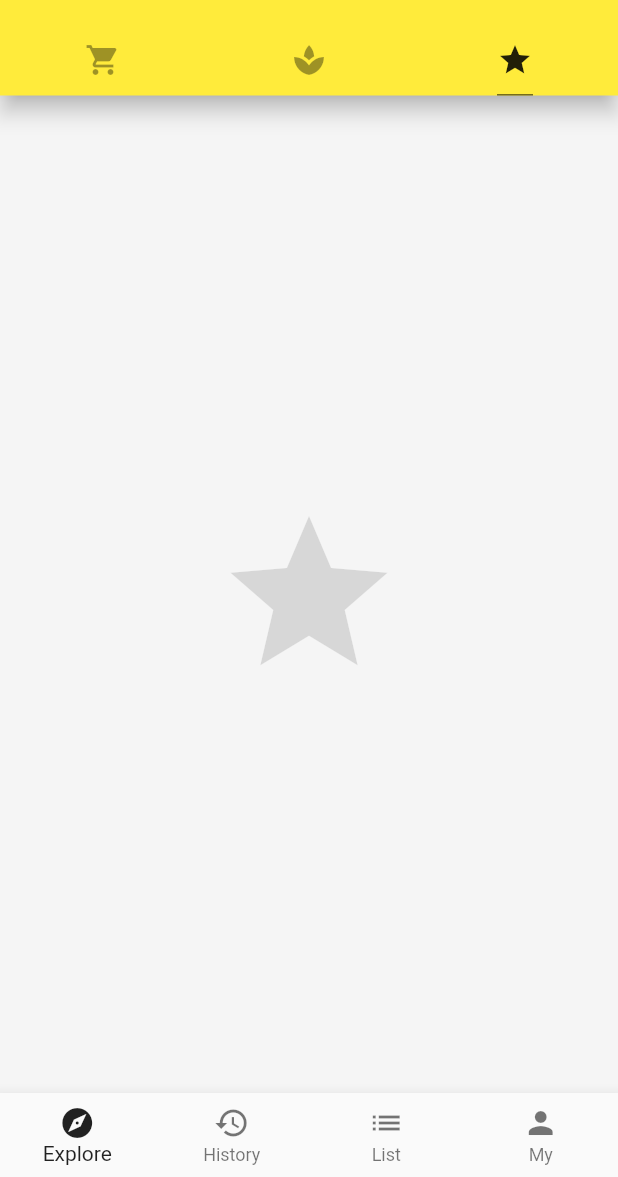
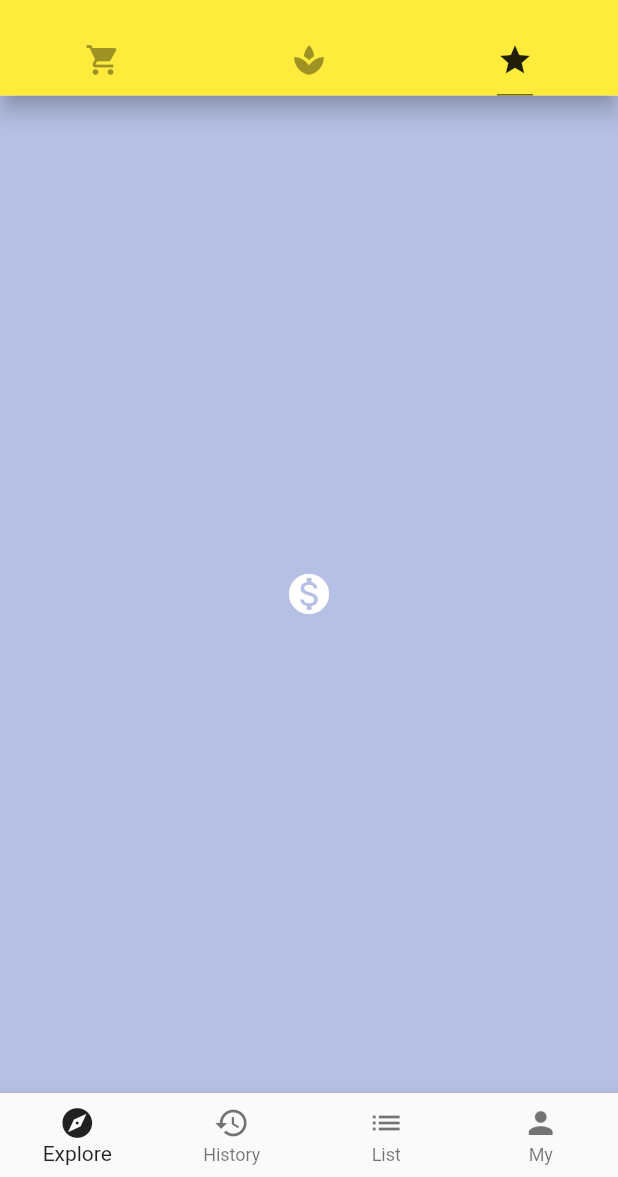
Before and after one commit to persilee/flutter_pro, a Flutter app: the screen it shows after launch, tab 3 chosen, on a phone screen of 412 x 824 dp, the part 59-1236 px from its top. Run offline on Flutter 3.47's test engine with Material 2 defaults, Android fonts, the phone set to English and light mode, and no system bars; network calls fail.

Commit message:
add layout

```diff
--- /dev/null
+++ b/lib/demo/layout_demo.dart
@@ -0,0 +1,25 @@
+import 'package:flutter/material.dart';
+
+class LayoutDemo extends StatelessWidget {
+  @override
+  Widget build(BuildContext context) {
+    return IconBadge(Icons.monetization_on);
+  }
+}
+
+class IconBadge extends StatelessWidget {
+  final IconData icon;
+  final double size;
+
+  IconBadge(this.icon, {this.size = 32.0});
+
+  @override
+  Widget build(BuildContext context) {
+    return Container(
+      child: Icon(icon, size: size, color: Colors.white,),
+      width: size + 80,
+      height: size + 80,
+      color: Color.fromRGBO(36, 67, 189, 0.3),
+    );
+  }
+}
--- a/lib/main.dart
+++ b/lib/main.dart
@@ -3,6 +3,7 @@ import './demo/listview_demo.dart';
 import './demo/drawer_demo.dart';
 import './demo/bottomNavigationBar_demo.dart';
 import './demo/basic_demo.dart';
+import './demo/layout_demo.dart';
 
 void main() {
   runApp(
@@ -62,7 +63,8 @@ class Home extends StatelessWidget {
             ListViewDemo(),
             // Icon(Icons.spa, size: 126.0, color: Colors.black12,),
             BasicDemo(),
-            Icon(Icons.star, size: 126.0, color: Colors.black12,),
+            // Icon(Icons.star, size: 126.0, color: Colors.black12,),
+            LayoutDemo(),
           ],
         ),
         drawer: DrawerDemo(),
```
